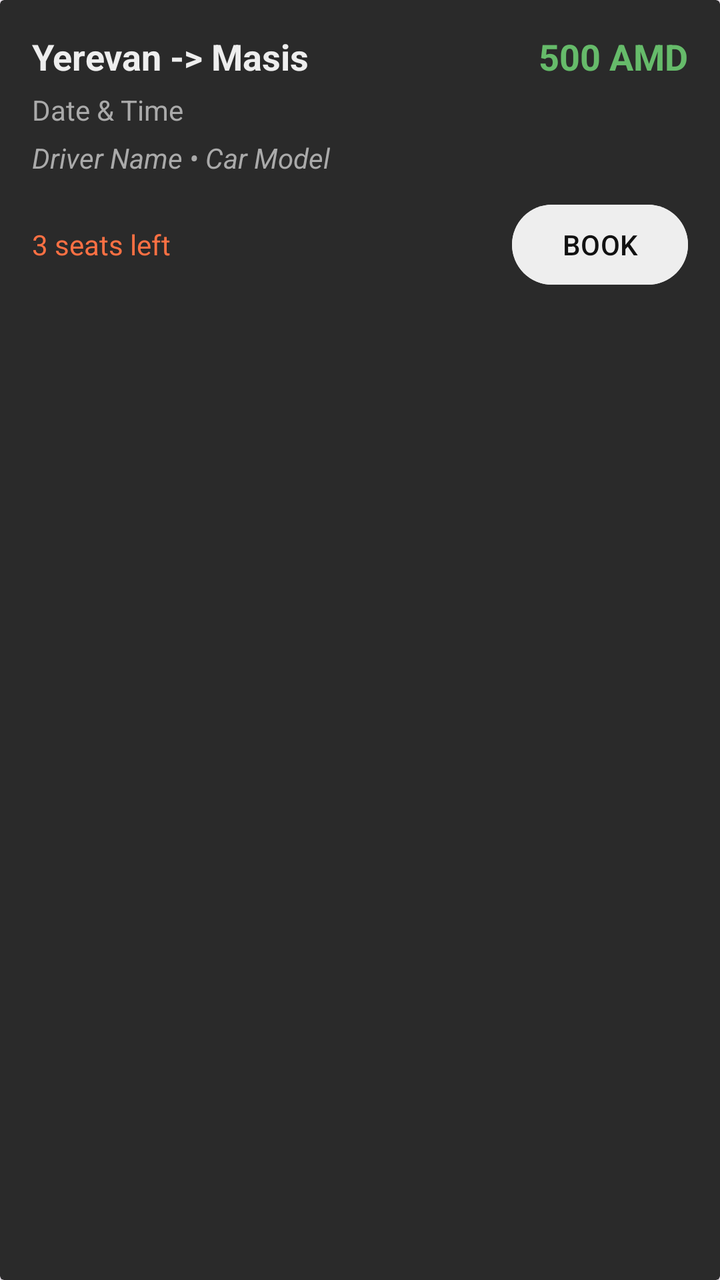
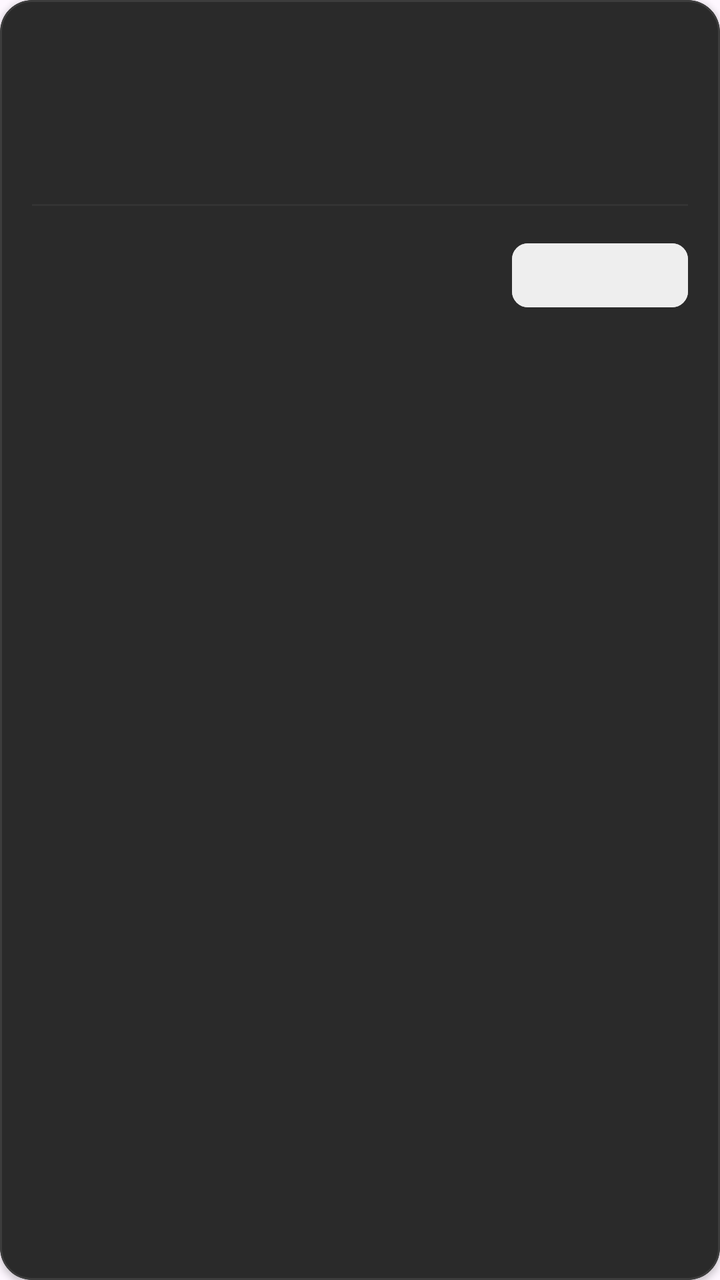

The first picture is an Android layout as it rendered before a commit; the second is the same layout after the commit. The layout source and the unified diff follow.
<!-- AndroidManifest.xml: application theme Theme.MyWay -->
<!-- res/layout/item_trip.xml -->
<?xml version="1.0" encoding="utf-8"?>
<androidx.cardview.widget.CardView xmlns:android="http://schemas.android.com/apk/res/android"
    android:layout_width="match_parent"
    android:layout_height="wrap_content"
    android:layout_margin="8dp"
    android:elevation="4dp"
    android:backgroundTint="@color/colorCard">

    <LinearLayout
        android:layout_width="match_parent"
        android:layout_height="wrap_content"
        android:orientation="vertical"
        android:padding="16dp">

        <LinearLayout
            android:layout_width="match_parent"
            android:layout_height="wrap_content"
            android:orientation="horizontal">

            <TextView
                android:id="@+id/tvRoute"
                android:layout_width="0dp"
                android:layout_height="wrap_content"
                android:layout_weight="1"
                android:text="Yerevan -> Masis"
                android:textSize="18sp"
                android:textStyle="bold"
                android:textColor="@color/colorPrimaryText"/>

            <TextView
                android:id="@+id/tvPrice"
                android:layout_width="wrap_content"
                android:layout_height="wrap_content"
                android:text="500 AMD"
                android:textSize="18sp"
                android:textStyle="bold"
                android:textColor="@color/colorPriceText"/>
        </LinearLayout>

        <TextView
            android:id="@+id/tvDateTime"
            android:layout_width="wrap_content"
            android:layout_height="wrap_content"
            android:text="Date &amp; Time"
            android:textColor="@color/colorSecondaryText"
            android:layout_marginTop="5dp"/>

        <TextView
            android:id="@+id/tvDriverInfo"
            android:layout_width="wrap_content"
            android:layout_height="wrap_content"
            android:text="Driver Name • Car Model"
            android:textStyle="italic"
            android:textColor="@color/colorSecondaryText"
            android:layout_marginTop="5dp"/>

        <LinearLayout
            android:layout_width="match_parent"
            android:layout_height="wrap_content"
            android:orientation="horizontal"
            android:layout_marginTop="10dp"
            android:gravity="center_vertical">

            <TextView
                android:id="@+id/tvSeats"
                android:layout_width="0dp"
                android:layout_height="wrap_content"
                android:layout_weight="1"
                android:text="3 seats left"
                android:textColor="@color/colorSeatsText"/>

            <Button
                android:id="@+id/btnBook"
                android:layout_width="wrap_content"
                android:layout_height="wrap_content"
                android:text="BOOK"
                android:backgroundTint="@color/colorButton"
                android:textColor="@color/colorButtonText"/>
        </LinearLayout>

    </LinearLayout>
</androidx.cardview.widget.CardView>
<!-- resources referenced by this layout -->
<resources>
  <color name="colorButton">#EEEEEE</color>
  <color name="colorButtonText">#111111</color>
  <color name="colorCard">#2A2A2A</color>
  <color name="colorPriceText">#66BB6A</color>
  <color name="colorPrimaryText">#EEEEEE</color>
  <color name="colorSeatsText">#FF7043</color>
  <color name="colorSecondaryText">#AAAAAA</color>
  <style name="Theme.MyWay" parent="Theme.Material3.DayNight.NoActionBar">
      </style>
</resources>

<!-- the commit's change to res/layout/item_trip.xml (unified diff, before → after) -->
@@ -1,10 +1,19 @@
 <?xml version="1.0" encoding="utf-8"?>
-<androidx.cardview.widget.CardView xmlns:android="http://schemas.android.com/apk/res/android"
+<com.google.android.material.card.MaterialCardView
+    xmlns:android="http://schemas.android.com/apk/res/android"
+    xmlns:app="http://schemas.android.com/apk/res-auto"
+    android:id="@+id/cardTrip"
     android:layout_width="match_parent"
     android:layout_height="wrap_content"
-    android:layout_margin="8dp"
-    android:elevation="4dp"
-    android:backgroundTint="@color/colorCard">
+    android:layout_marginHorizontal="16dp"
+    android:layout_marginVertical="6dp"
+    android:clickable="true"
+    android:focusable="true"
+    app:cardBackgroundColor="@color/colorCard"
+    app:cardCornerRadius="16dp"
+    app:cardElevation="2dp"
+    app:strokeColor="@color/colorCardBorder"
+    app:strokeWidth="1dp">
 
     <LinearLayout
         android:layout_width="match_parent"
@@ -15,68 +24,100 @@
         <LinearLayout
             android:layout_width="match_parent"
             android:layout_height="wrap_content"
-            android:orientation="horizontal">
+            android:orientation="horizontal"
+            android:gravity="center_vertical"
+            android:layout_marginBottom="10dp">
 
             <TextView
                 android:id="@+id/tvRoute"
                 android:layout_width="0dp"
                 android:layout_height="wrap_content"
                 android:layout_weight="1"
-                android:text="Yerevan -> Masis"
-                android:textSize="18sp"
+                android:textSize="17sp"
                 android:textStyle="bold"
-                android:textColor="@color/colorPrimaryText"/>
+                android:textColor="@color/colorPrimaryText"
+                android:maxLines="1"
+                android:ellipsize="end"
+                android:layout_marginEnd="8dp"/>
 
             <TextView
-                android:id="@+id/tvPrice"
+                android:id="@+id/tvCategory"
                 android:layout_width="wrap_content"
                 android:layout_height="wrap_content"
-                android:text="500 AMD"
-                android:textSize="18sp"
+                android:textSize="10sp"
                 android:textStyle="bold"
-                android:textColor="@color/colorPriceText"/>
+                android:textColor="#FFFFFF"
+                android:paddingHorizontal="10dp"
+                android:paddingVertical="4dp"/>
+
         </LinearLayout>
 
         <TextView
             android:id="@+id/tvDateTime"
             android:layout_width="wrap_content"
             android:layout_height="wrap_content"
-            android:text="Date &amp; Time"
+            android:textSize="13sp"
             android:textColor="@color/colorSecondaryText"
-            android:layout_marginTop="5dp"/>
+            android:layout_marginBottom="4dp"/>
 
         <TextView
             android:id="@+id/tvDriverInfo"
             android:layout_width="wrap_content"
             android:layout_height="wrap_content"
-            android:text="Driver Name • Car Model"
-            android:textStyle="italic"
+            android:textSize="13sp"
             android:textColor="@color/colorSecondaryText"
-            android:layout_marginTop="5dp"/>
+            android:layout_marginBottom="14dp"/>
+
+        <View
+            android:layout_width="match_parent"
+            android:layout_height="1dp"
+            android:background="@color/colorDivider"
+            android:layout_marginBottom="12dp"/>
 
         <LinearLayout
             android:layout_width="match_parent"
             android:layout_height="wrap_content"
             android:orientation="horizontal"
-            android:layout_marginTop="10dp"
             android:gravity="center_vertical">
 
-            <TextView
-                android:id="@+id/tvSeats"
+            <LinearLayout
                 android:layout_width="0dp"
                 android:layout_height="wrap_content"
                 android:layout_weight="1"
-                android:text="3 seats left"
-                android:textColor="@color/colorSeatsText"/>
+                android:orientation="vertical">
 
-            <Button
+                <TextView
+                    android:id="@+id/tvPrice"
+                    android:layout_width="wrap_content"
+                    android:layout_height="wrap_content"
+                    android:textSize="20sp"
+                    android:textStyle="bold"
+                    android:textColor="@color/colorPriceText"/>
+
+                <TextView
+                    android:id="@+id/tvSeats"
+                    android:layout_width="wrap_content"
+                    android:layout_height="wrap_content"
+                    android:textSize="12sp"
+                    android:textColor="@color/colorSeatsText"
+                    android:layout_marginTop="2dp"/>
+
+            </LinearLayout>
+
+            <com.google.android.material.button.MaterialButton
                 android:id="@+id/btnBook"
                 android:layout_width="wrap_content"
-                android:layout_height="wrap_content"
-                android:text="BOOK"
+                android:layout_height="40dp"
+                android:paddingHorizontal="20dp"
+                android:textSize="13sp"
+                android:textStyle="bold"
+                android:textAllCaps="false"
+                app:cornerRadius="8dp"
                 android:backgroundTint="@color/colorButton"
                 android:textColor="@color/colorButtonText"/>
+
         </LinearLayout>
 
     </LinearLayout>
-</androidx.cardview.widget.CardView>
+
+</com.google.android.material.card.MaterialCardView>
<!-- resource entries referenced after the edit -->
@@ -3,6 +3,8 @@
   <color name="colorButton">#EEEEEE</color>
   <color name="colorButtonText">#111111</color>
   <color name="colorCard">#2A2A2A</color>
+  <color name="colorCardBorder">#3D3D3D</color>
+  <color name="colorDivider">#333333</color>
   <color name="colorPriceText">#66BB6A</color>
   <color name="colorPrimaryText">#EEEEEE</color>
   <color name="colorSeatsText">#FF7043</color>
